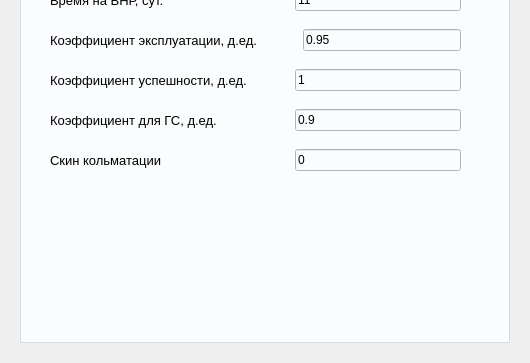
Above: app/gui/widgets/well_params.ui from Alina-Murzakova/Infill_drilling before the change; both pictures show x 0 to 530 and y 167 to 530 of the 530 by 530 pixel window. Below: the same form after it.
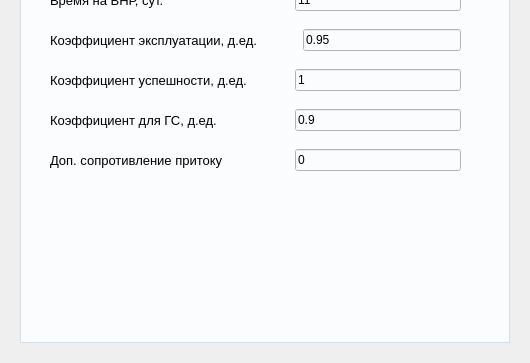
That is the form after the change.

Diff of the .ui file:
```diff
--- a/app/gui/widgets/well_params.ui
+++ b/app/gui/widgets/well_params.ui
@@ -310,7 +310,7 @@
           </font>
          </property>
          <property name="text">
-          <string>Скин кольматации</string>
+          <string>Доп. сопротивление притоку</string>
          </property>
         </widget>
        </item>
```
